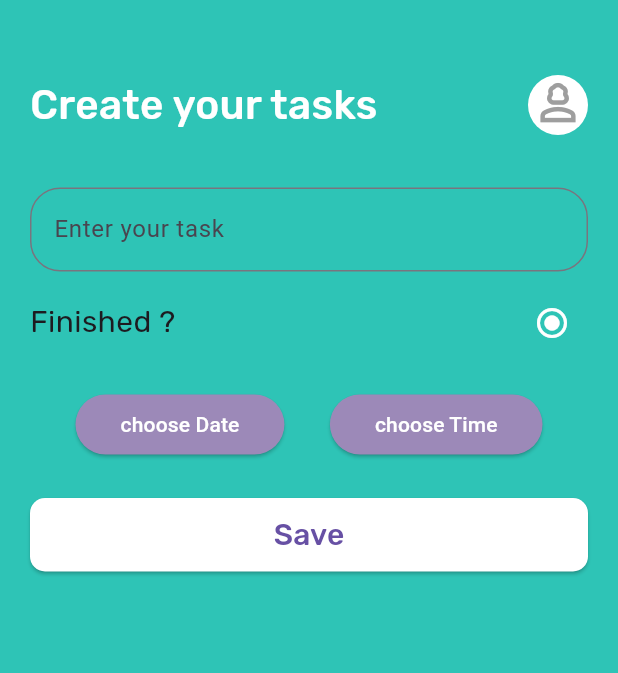
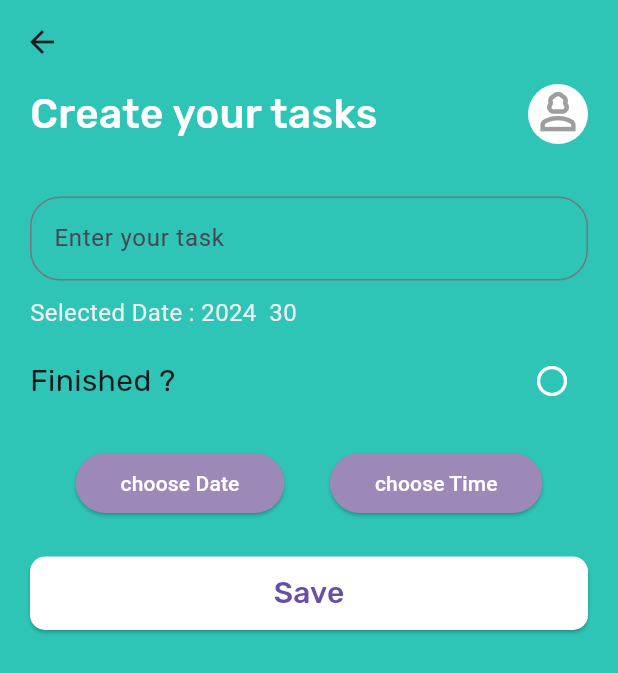
Before and after one commit to Faysal-Maxamed/Note-Task-App, a Flutter app: the TaskScreen screen opened directly, after a tap on the "add" icon, on a phone screen of 412 x 824 dp. Shown: the top 673 px of the screen. Run offline on Flutter 3.47's test engine with Material 3 defaults, Android fonts, the phone set to English and light mode, and no system bars; our stand-ins replace google_fonts.

Commit message:
sate-manegment provider added

```diff
--- a/lib/create_page.dart
+++ b/lib/create_page.dart
@@ -10,13 +10,23 @@ class CreatePage extends StatefulWidget {
 }
 
 class _CreatePageState extends State<CreatePage> {
+  final TextEditingController taskcontroller = TextEditingController();
+
+  DateTime selectedDate = DateTime.now();
+  TimeOfDay timeOfDay = TimeOfDay.now();
+  bool finished = false;
   @override
   Widget build(BuildContext context) {
     return Scaffold(
       backgroundColor: Color(0xff2ec4b6),
+      appBar: AppBar(
+        backgroundColor: Color(0xff2ec4b6),
+      ),
       body: SafeArea(
         child: Padding(
-          padding: EdgeInsets.symmetric(horizontal: 20, vertical: 50),
+          padding: EdgeInsets.symmetric(
+            horizontal: 20,
+          ),
           child: Column(
             crossAxisAlignment: CrossAxisAlignment.start,
             children: [
@@ -43,8 +53,9 @@ class _CreatePageState extends State<CreatePage> {
               SizedBox(
                 height: 35,
               ),
-              const TextField(
-                decoration: InputDecoration(
+              TextField(
+                controller: taskcontroller,
+                decoration: const InputDecoration(
                   hintText: "Enter your task",
                   border: OutlineInputBorder(
                     borderRadius: BorderRadius.all(
@@ -53,16 +64,16 @@ class _CreatePageState extends State<CreatePage> {
                   ),
                 ),
               ),
-              // SizedBox(
-              //   height: 10,
-              // ),
-              // Text(
-              //   "Selected Date : 11/2/2002  3:09 am",
-              //   style: TextStyle(
-              //     fontSize: 16,
-              //     color: Colors.grey.shade200,
-              //   ),
-              // ),
+              SizedBox(
+                height: 10,
+              ),
+              Text(
+                "Selected Date : ${selectedDate.year}  ${timeOfDay.minute}",
+                style: TextStyle(
+                  fontSize: 16,
+                  color: Colors.grey.shade200,
+                ),
+              ),
               SizedBox(
                 height: 10,
               ),
@@ -74,9 +85,15 @@ class _CreatePageState extends State<CreatePage> {
                     style: GoogleFonts.rubik(fontSize: 20),
                   ),
                   IconButton(
-                    onPressed: () {},
+                    onPressed: () {
+                      setState(() {
+                        finished = !finished;
+                      });
+                    },
                     icon: Icon(
-                      Icons.radio_button_checked,
+                      finished
+                          ? Icons.radio_button_checked
+                          : Icons.radio_button_unchecked,
                       color: Colors.white,
                     ),
                   ),
@@ -89,14 +106,20 @@ class _CreatePageState extends State<CreatePage> {
                 mainAxisAlignment: MainAxisAlignment.spaceEvenly,
                 children: [
                   ElevatedButton(
-                    onPressed: () {
-                      showDatePicker(
+                    onPressed: () async {
+                      DateTime? dateTime = await showDatePicker(
                           context: context,
+                          initialDate: selectedDate,
                           firstDate: DateTime(2000),
                           lastDate: DateTime(3000));
+                      if (dateTime != null) {
+                        setState(() {
+                          selectedDate = dateTime;
+                        });
+                      }
                     },
                     style: ElevatedButton.styleFrom(
-                      padding: EdgeInsets.symmetric(
+                      padding: const EdgeInsets.symmetric(
                         vertical: 10,
                         horizontal: 30,
                       ),
@@ -106,9 +129,16 @@ class _CreatePageState extends State<CreatePage> {
                     child: Text("choose Date"),
                   ),
                   ElevatedButton(
-                    onPressed: () {
-                      showTimePicker(
-                          context: context, initialTime: TimeOfDay.now());
+                    onPressed: () async {
+                      TimeOfDay? time = await showTimePicker(
+                        context: context,
+                        initialTime: timeOfDay,
+                      );
+                      if (time != null) {
+                        setState(() {
+                          timeOfDay = time;
+                        });
+                      }
                     },
                     style: ElevatedButton.styleFrom(
                       padding: EdgeInsets.symmetric(
@@ -129,7 +159,8 @@ class _CreatePageState extends State<CreatePage> {
                 children: [
                   Expanded(
                     child: ElevatedButton(
-                      onPressed: () {},
+                      onPressed: () {
+                      },
                       style: ElevatedButton.styleFrom(
                         padding: EdgeInsets.symmetric(vertical: 10),
                         shape: const RoundedRectangleBorder(
--- a/lib/task_screen.dart
+++ b/lib/task_screen.dart
@@ -2,6 +2,8 @@ import 'package:flutter/cupertino.dart';
 import 'package:flutter/material.dart';
 import 'package:google_fonts/google_fonts.dart';
 import 'package:mytask_app/create_page.dart';
+import 'package:mytask_app/task_provider.dart';
+import 'package:provider/provider.dart';
 
 class TaskScreen extends StatefulWidget {
   const TaskScreen({super.key});
@@ -13,11 +15,12 @@ class TaskScreen extends StatefulWidget {
 class _TaskScreenState extends State<TaskScreen> {
   @override
   Widget build(BuildContext context) {
+    final taskProvider = context.read<TaskProvider>();
     return Scaffold(
       backgroundColor: Color(0xff2ec4b6),
       body: SafeArea(
         child: Padding(
-          padding: EdgeInsets.symmetric(horizontal: 20, vertical: 50),
+          padding: EdgeInsets.symmetric(horizontal: 20, vertical: 40),
           child: Column(
             children: [
               Row(
@@ -42,7 +45,7 @@ class _TaskScreenState extends State<TaskScreen> {
               ),
               Expanded(
                   child: ListView.builder(
-                      itemCount: 26,
+                      itemCount: taskProvider.Tasks.length,
                       itemBuilder: (context, index) {
                         return Card(
                           color: Colors.grey.shade300,
@@ -55,7 +58,7 @@ class _TaskScreenState extends State<TaskScreen> {
                                 onPressed: () {},
                                 icon: Icon(Icons.radio_button_checked),
                               ),
-                              title: Text("my task 1"),
+                              title: Text(taskProvider.Tasks[index].title),
                               trailing: IconButton(
                                 onPressed: () {},
                                 icon: Icon(
```
Also changed, not shown: lib/main.dart (+10 -3 lines), lib/task_provider.dart (added, +26 -0 lines).
